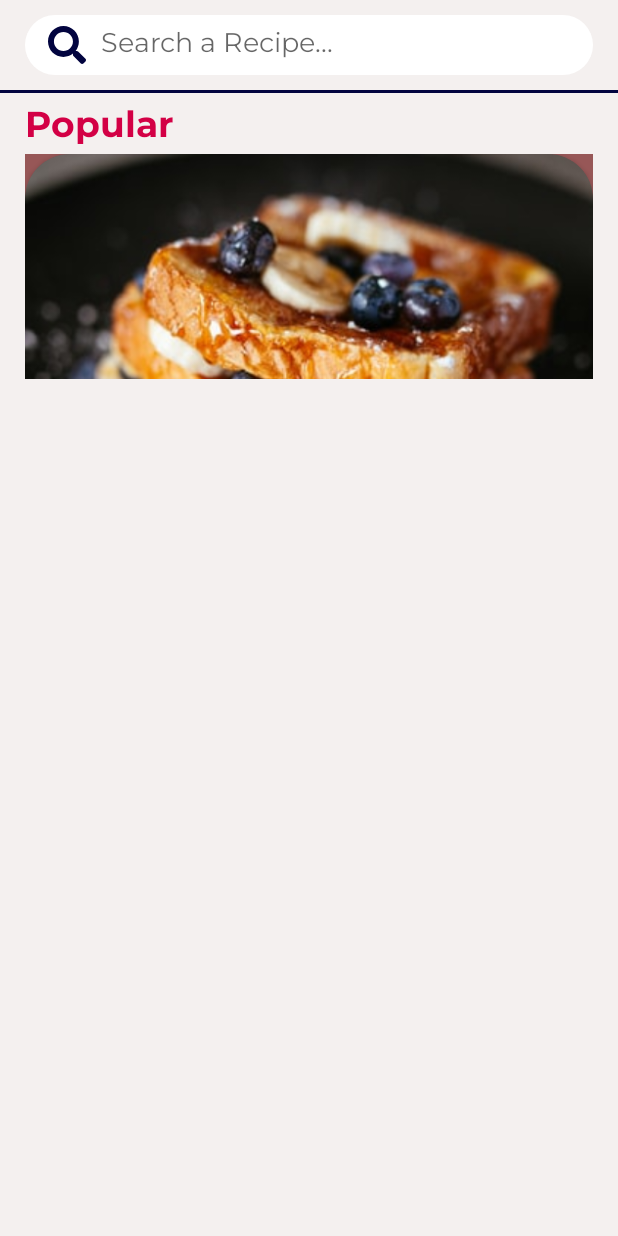
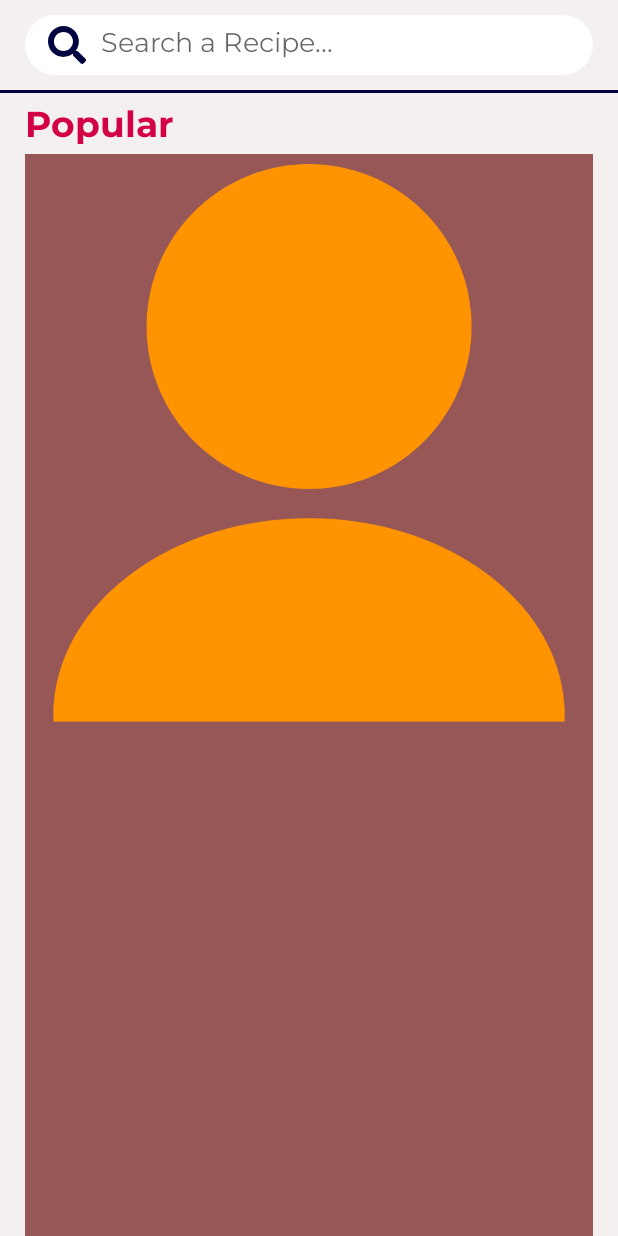
Before and after one commit to azrielortega/Perfect_Plate, an Android app: the HomeActivity screen opened directly, with no data from a screen before it, on a phone screen of 412 x 824 dp. Run offline under Robolectric (Android 15) with nearby library versions, the light colour scheme and no system bars.

Commit message:
much confuxion  popular recycler view still not showing up ;--;

```diff
--- a/app/src/main/java/com/mobdeve/s14/group4/DataHelper.java
+++ b/app/src/main/java/com/mobdeve/s14/group4/DataHelper.java
@@ -20,9 +20,7 @@ public class DataHelper {
         };
 
         for(int i = 0; i < 3; i++){
-            popularList.add(new Popular(popularPics[i],
-                    popularName[i]
-            ));
+            popularList.add(new Popular(popularPics[i]));
         }
 
         return popularList;
--- a/app/src/main/java/com/mobdeve/s14/group4/HomeActivity.java
+++ b/app/src/main/java/com/mobdeve/s14/group4/HomeActivity.java
@@ -5,6 +5,7 @@ import androidx.recyclerview.widget.LinearLayoutManager;
 import androidx.recyclerview.widget.RecyclerView;
 
 import android.os.Bundle;
+import android.util.Log;
 
 import java.util.ArrayList;
 
@@ -25,15 +26,25 @@ public class HomeActivity extends AppCompatActivity {
     }
 
     private void initRecyclerView(){
-        DataHelper helper = new DataHelper();
-        this.popularList = helper.initPopular();
-
+//        DataHelper helper = new DataHelper();
+//        this.popularList = helper.initPopular();
         this.rvPopular = findViewById(R.id.rv_popular);
 
+        this.initData();
         this.popularManager = new LinearLayoutManager(this, LinearLayoutManager.HORIZONTAL, false);
         this.rvPopular.setLayoutManager(this.popularManager);
 
         this.popularAdapter = new PopularAdapter(this.popularList);
         this.rvPopular.setAdapter(this.popularAdapter);
     }
+
+    private void initData(){
+        this.popularList = new ArrayList<Popular>();
+
+        this.popularList.add(new Popular(R.drawable.person));
+        this.popularList.add(new Popular(R.drawable.perfectplate_email));
+        this.popularList.add(new Popular(R.drawable.perfectplate_birthday));
+
+
+    }
 }
--- a/app/src/main/java/com/mobdeve/s14/group4/Popular.java
+++ b/app/src/main/java/com/mobdeve/s14/group4/Popular.java
@@ -2,18 +2,17 @@ package com.mobdeve.s14.group4;
 
 public class Popular {
     private int popularPic;
-    private String popularName;
+   // private String popularName;
 
-    public Popular(int p, String n){
+    public Popular(int p){
         this.popularPic = p;
-        this.popularName = n;
     }
 
     public int getPopularPic(){
         return this.popularPic;
     }
 
-    public String getPopularName(){
-        return this.popularName;
-    }
+//    public String getPopularName(){
+//        return this.popularName;
+//    }
 }
--- a/app/src/main/java/com/mobdeve/s14/group4/PopularAdapter.java
+++ b/app/src/main/java/com/mobdeve/s14/group4/PopularAdapter.java
@@ -1,6 +1,7 @@
 package com.mobdeve.s14.group4;
 
 import android.text.Layout;
+import android.util.Log;
 import android.view.LayoutInflater;
 import android.view.View;
 import android.view.ViewGroup;
@@ -24,16 +25,16 @@ public class PopularAdapter extends RecyclerView.Adapter<PopularViewHolder> {
     @Override
     public PopularViewHolder onCreateViewHolder(@NonNull @NotNull ViewGroup parent, int viewType) {
         LayoutInflater inflater = LayoutInflater.from(parent.getContext());
-        View iv = inflater.inflate(R.layout.popular_template, parent, false);
+        View itemView = inflater.inflate(R.layout.popular_template, parent, false);
 
-        PopularViewHolder popularViewHolder = new PopularViewHolder(iv);
+        PopularViewHolder popularViewHolder = new PopularViewHolder(itemView);
         return popularViewHolder;
     }
 
     @Override
     public void onBindViewHolder(@NonNull @NotNull PopularViewHolder holder, int position) {
         holder.setIvPopularPic(popularList.get(position).getPopularPic());
-        holder.setTvPopularName(popularList.get(position).getPopularName());
+        //holder.setTvPopularName(popularList.get(position).getPopularName());
     }
 
     @Override
--- a/app/src/main/java/com/mobdeve/s14/group4/PopularViewHolder.java
+++ b/app/src/main/java/com/mobdeve/s14/group4/PopularViewHolder.java
@@ -17,7 +17,7 @@ public class PopularViewHolder extends RecyclerView.ViewHolder {
     public PopularViewHolder(@NonNull @NotNull View itemView) {
         super(itemView);
         this.ivPopularPic = itemView.findViewById(R.id.iv_popular_pic);
-        this.tvPopularName = itemView.findViewById(R.id.tv_popular_name);
+        //this.tvPopularName = itemView.findViewById(R.id.tv_popular_name);
     }
 
     public void setIvPopularPic(int p){
--- a/app/src/main/res/layout/activity_home.xml
+++ b/app/src/main/res/layout/activity_home.xml
@@ -93,11 +93,20 @@
     <androidx.recyclerview.widget.RecyclerView
         android:id="@+id/rv_popular"
         android:layout_width="0dp"
-        android:layout_height="150dp"
+        android:layout_height="0dp"
         android:background="#975757"
+        app:layout_constraintBottom_toBottomOf="parent"
         app:layout_constraintHorizontal_bias="0.0"
         app:layout_constraintLeft_toRightOf="@id/gl_left"
         app:layout_constraintRight_toLeftOf="@id/gl_right"
         app:layout_constraintTop_toBottomOf="@id/tv_popular" />
 
+    <TextView
+        android:id="@+id/textView4"
+        android:layout_width="wrap_content"
+        android:layout_height="wrap_content"
+        android:text="TextView"
+        app:layout_constraintStart_toStartOf="parent"
+        app:layout_constraintTop_toBottomOf="@+id/rv_popular" />
+
 </androidx.constraintlayout.widget.ConstraintLayout>
--- a/app/src/main/res/layout/popular_template.xml
+++ b/app/src/main/res/layout/popular_template.xml
@@ -3,45 +3,22 @@
     xmlns:app="http://schemas.android.com/apk/res-auto"
     xmlns:tools="http://schemas.android.com/tools"
     android:layout_width="match_parent"
-    android:layout_height="match_parent">
+    android:layout_height="wrap_content">
 
     <androidx.constraintlayout.widget.ConstraintLayout
         android:layout_width="match_parent"
-        android:layout_height="match_parent">
+        android:layout_height="wrap_content">
 
-        <androidx.cardview.widget.CardView
-            android:layout_width="match_parent"
-            android:layout_height="430dp"
-            app:cardBackgroundColor="#714F4F"
-            app:cardCornerRadius="30dp"
+        <ImageView
+            android:id="@+id/iv_popular_pic"
+            android:layout_width="0dp"
+            android:layout_height="wrap_content"
+            android:adjustViewBounds="true"
+            android:scaleType="centerCrop"
+            app:layout_constraintLeft_toLeftOf="parent"
             app:layout_constraintTop_toTopOf="parent"
-            app:layout_constraintLeft_toLeftOf="parent">
+            tools:srcCompat="@drawable/popular1" />
 
-
-            <ImageView
-                android:id="@+id/iv_popular_pic"
-                android:layout_width="match_parent"
-                android:layout_height="match_parent"
-                android:adjustViewBounds="true"
-                android:scaleType="centerCrop"
-                tools:srcCompat="@tools:sample/avatars" />
-
-            <TextView
-                android:id="@+id/tv_popular_name"
-                android:layout_width="match_parent"
-                android:layout_height="110dp"
-                android:layout_gravity="bottom"
-                android:background="@drawable/label_popular"
-                android:gravity="bottom" />
-
-            <LinearLayout
-                android:layout_width="match_parent"
-                android:layout_height="match_parent"
-                android:orientation="horizontal">
-
-            </LinearLayout>
-
-        </androidx.cardview.widget.CardView>
     </androidx.constraintlayout.widget.ConstraintLayout>
 
 </LinearLayout>
```
